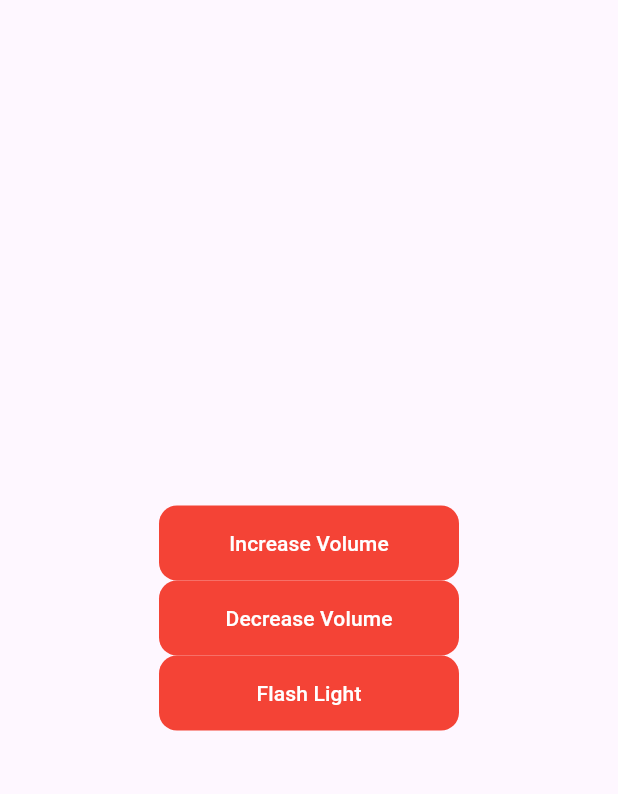
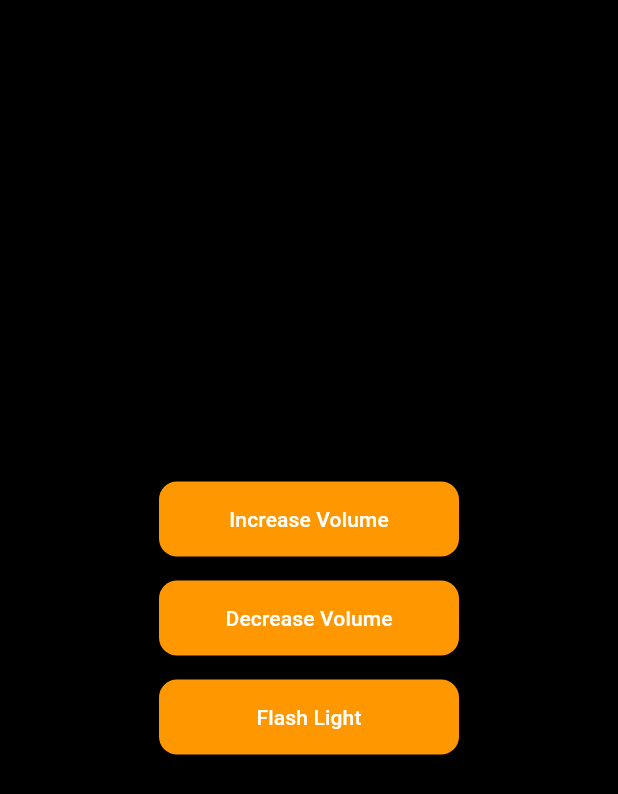
Before and after one commit to shahzaibNiazi/volume_flash_plugin, a Flutter app: the screen it shows after launch, on a phone screen of 412 x 824 dp. Shown: the top 794 px of the screen. Run offline on Flutter 3.47's test engine with Material 3 defaults, Android fonts, the phone set to English and light mode, and no system bars.

Commit message:
bugs fixes

```diff
--- a/volume_flash_plugin/example/lib/main.dart
+++ b/volume_flash_plugin/example/lib/main.dart
@@ -38,7 +38,7 @@ class ExampleScreen extends StatelessWidget {
         borderRadius: BorderRadius.circular(12),
       ),
       buttonWidth: 200,
-      buttonBackgroundColor: Colors.red,
+      buttonBackgroundColor: Colors.orange,
     );
   }
 }
--- a/volume_flash_plugin/lib/volume_flash_plugin.dart
+++ b/volume_flash_plugin/lib/volume_flash_plugin.dart
@@ -53,6 +53,7 @@ class _VolumeFlashPluginState extends State<VolumeFlashPlugin> {
   @override
   Widget build(BuildContext context) {
     return Scaffold(
+      backgroundColor: Colors.black,
       body: Center(
         child: Column(
           mainAxisAlignment: MainAxisAlignment.center,
@@ -68,6 +69,7 @@ class _VolumeFlashPluginState extends State<VolumeFlashPlugin> {
                 text: widget.decreaseVolumeButtonText,
               ),
             if (widget.showFlashlightButton)
+             // IconButton(onPressed: (){}, icon: const Icon(Icons.flashlight_on_rounded)),
               _buildButton(
                 onPressed: _toggleFlashlight,
                 text: widget.flashlightButtonText,
@@ -79,7 +81,9 @@ class _VolumeFlashPluginState extends State<VolumeFlashPlugin> {
   }
 
   Widget _buildButton({required VoidCallback onPressed, required String text}) {
-    return ElevatedButton(
+    return Padding(
+      padding: const EdgeInsets.all(8.0),
+      child: ElevatedButton(
         onPressed: onPressed,
         style: ElevatedButton.styleFrom(
           shape: widget.shape,
@@ -89,7 +93,7 @@ class _VolumeFlashPluginState extends State<VolumeFlashPlugin> {
           shadowColor: widget.shadowColor,
           elevation: widget.elevation ?? 0.0,
           padding: widget.padding ?? const EdgeInsets.all(2),
-        backgroundColor: widget.buttonBackgroundColor,
+          backgroundColor: widget.buttonBackgroundColor ,
           minimumSize: Size(
             widget.buttonWidth ?? double.infinity,
             widget.buttonHeight ?? 50.0,
@@ -98,6 +102,7 @@ class _VolumeFlashPluginState extends State<VolumeFlashPlugin> {
         child: Text(
           text,
           style: widget.buttonTextStyle ?? const TextStyle(color: Colors.white),
+        ),
       ),
     );
   }
--- a/volume_flash_plugin/pubspec.yaml
+++ b/volume_flash_plugin/pubspec.yaml
@@ -1,7 +1,7 @@
 name: volume_flash_plugin
 description: "A Flutter package that provides easy controls for adjusting volume and toggling the flashlight on both Android and iOS devices. Ideal for creating multimedia applications."
 repository: "https://github.com/shahzaibNiazi/volume_flash_plugin/tree/master"
-version: 0.0.3
+version: 0.0.4
 
 
 environment:
```
Also changed, not shown: volume_flash_plugin/example/pubspec.lock, 5 other files. Lines whose indentation alone changed are shown as unchanged.
